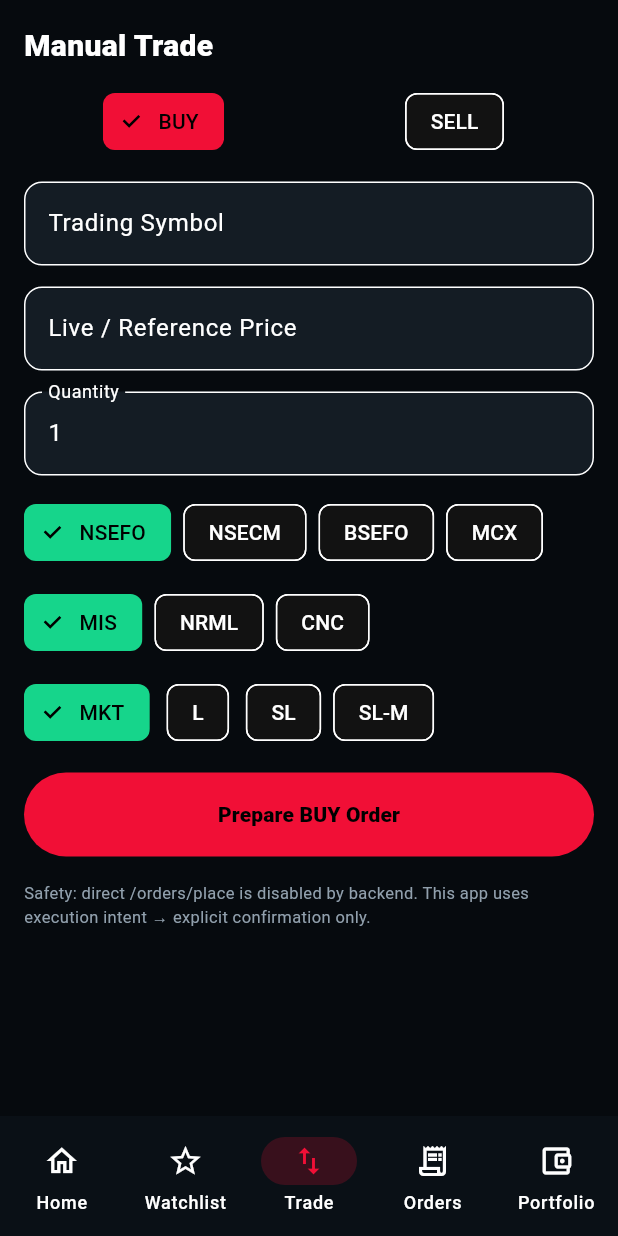
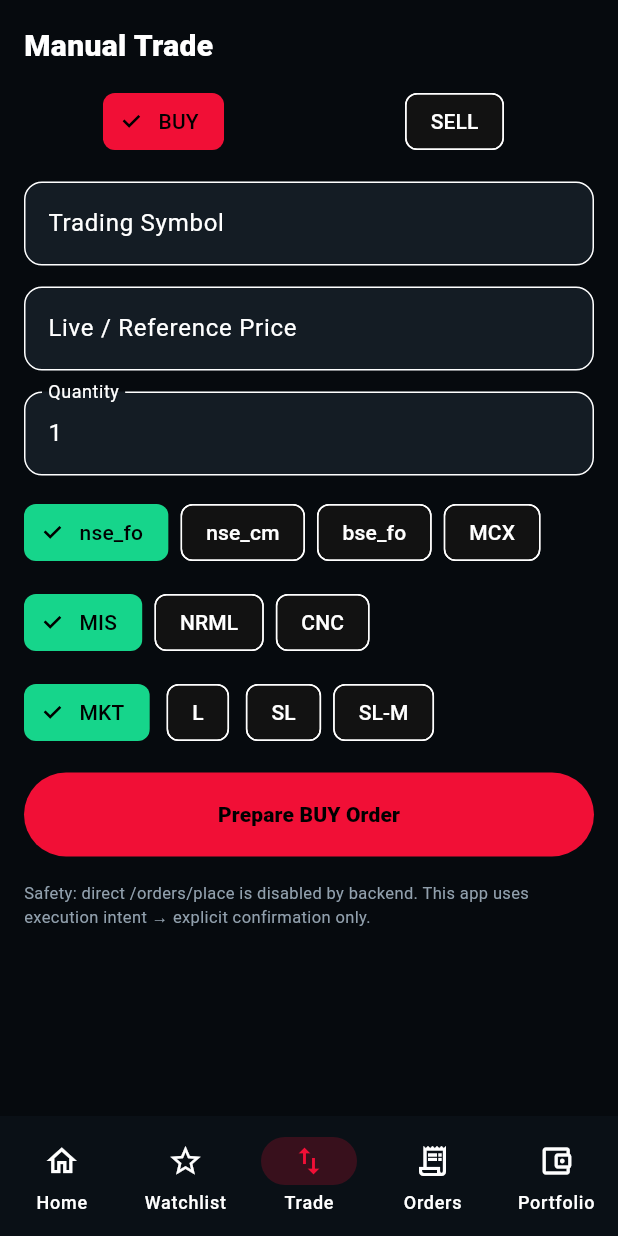
Before and after one commit to pssasan-del/neo-signal-terminal, a Flutter app: the AppShell screen opened directly with empty values, item 3 of the bottom bar chosen, on a phone screen of 412 x 824 dp. Run offline on Flutter 3.47's test engine with Material 3 defaults, Android fonts, the phone set to English and light mode, and no system bars; our stand-ins replace shared_preferences; accounts and stored records are empty; network calls fail.

Commit message:
Add files via upload

```diff
--- a/mobile/lib/main.dart
+++ b/mobile/lib/main.dart
@@ -2151,7 +2151,7 @@ class LiveTradePage extends StatefulWidget {
     required this.api,
     this.initialSymbol = '',
     this.initialPrice,
-    this.initialSegment = 'NSEFO',
+    this.initialSegment = 'nse_fo',
     this.initialBuy = true,
   });
 
@@ -2185,7 +2185,7 @@ class _LiveTradePageState extends State<LiveTradePage> {
           ? widget.initialPrice!.toStringAsFixed(2)
           : '',
     );
-    segment = widget.initialSegment.isEmpty ? 'NSEFO' : widget.initialSegment;
+    segment = widget.initialSegment.isEmpty ? 'nse_fo' : widget.initialSegment;
     buy = widget.initialBuy;
   }
 
@@ -2314,7 +2314,7 @@ class _LiveTradePageState extends State<LiveTradePage> {
           child: Wrap(
             spacing: 8,
             runSpacing: 8,
-            children: ['NSEFO', 'NSECM', 'BSEFO', 'MCX']
+            children: ['nse_fo', 'nse_cm', 'bse_fo', 'MCX']
                 .map((x) => ChoiceChip(
                     label: Text(x),
                     selected: segment == x,
@@ -2460,7 +2460,7 @@ class _LiveOptionPageState extends State<LiveOptionPage> {
     final u =
         '${m['underlying_symbol'] ?? m['symbol'] ?? m['trading_symbol'] ?? ''}'
             .toUpperCase();
-    return u.contains('SENSEX') ? 'BSEFO' : 'NSEFO';
+    return u.contains('SENSEX') ? 'bse_fo' : 'nse_fo';
   }
 
   double _priceFor(Map m) => _n(
@@ -2710,7 +2710,7 @@ class OptionContractPage extends StatelessWidget {
     final u =
         '${contract['underlying_symbol'] ?? contract['symbol'] ?? _symbol}'
             .toUpperCase();
-    return u.contains('SENSEX') ? 'BSEFO' : 'NSEFO';
+    return u.contains('SENSEX') ? 'bse_fo' : 'nse_fo';
   }
 
   void _trade(BuildContext context, bool buy) {
```
Also changed, not shown: 1 other file.
